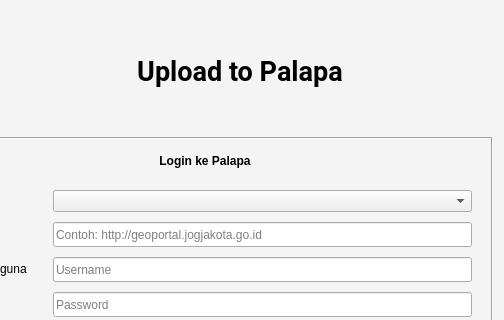
sandynagara/Palapa, file ui/UploadPalapa_login.ui: the form before one commit; both pictures show x 94 to 598 and y 0 to 320 of the 598 by 450 pixel window.
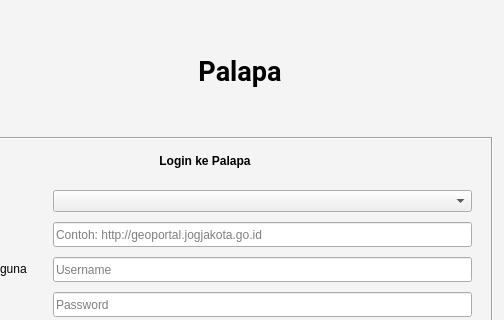
The form after the commit. Icons and pictures are not drawn.

Commit message: ganti name ke palapa

Patch:
```diff
--- a/ui/UploadPalapa_login.ui
+++ b/ui/UploadPalapa_login.ui
@@ -110,7 +110,7 @@
          </font>
         </property>
         <property name="text">
-         <string>Upload to Palapa</string>
+         <string>Palapa</string>
         </property>
         <property name="alignment">
          <set>Qt::AlignCenter</set>
```
The commit also changes 5 other files.
